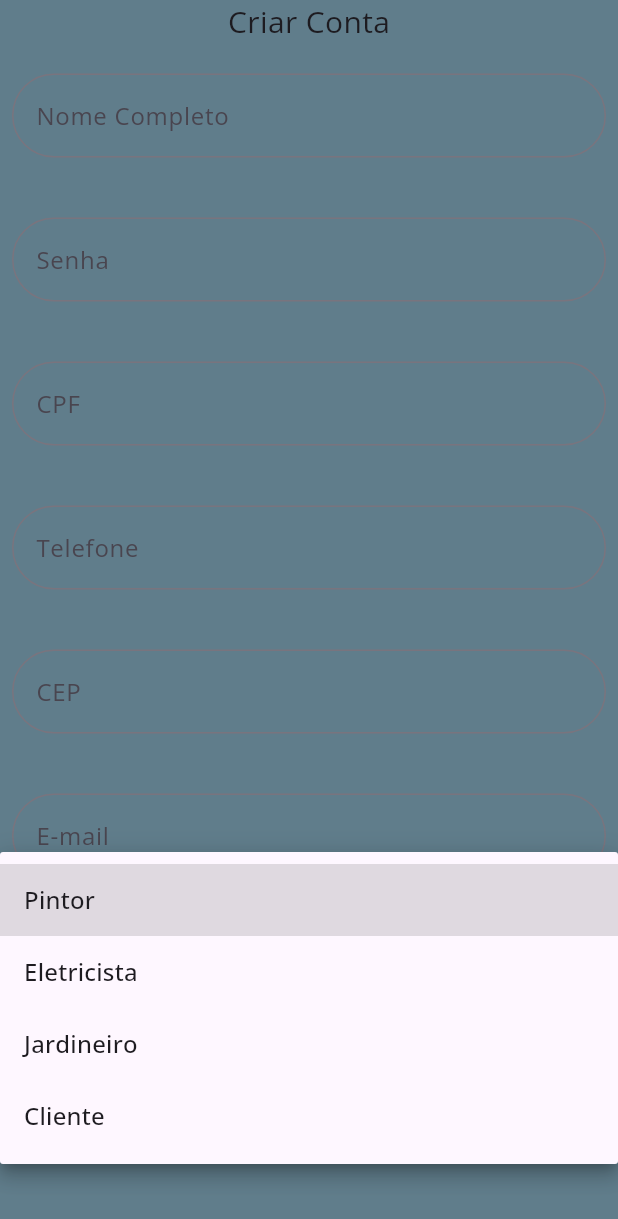
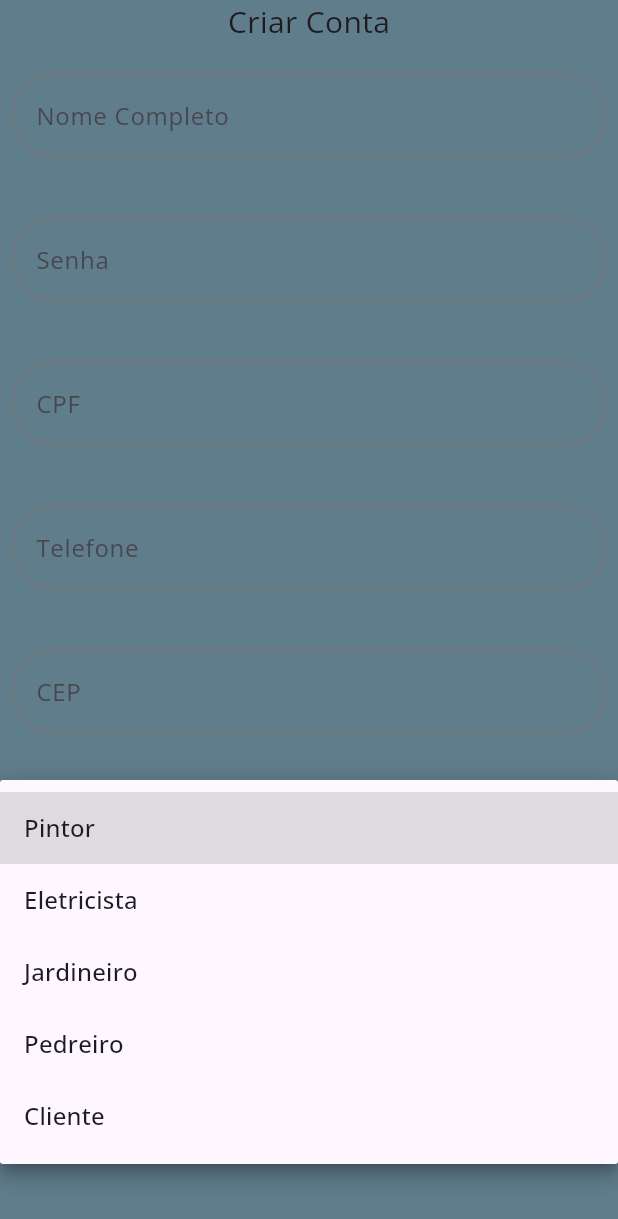
Before and after one commit to FabioPompolo/meindica, a Flutter app: the CreateAccount screen opened directly, after a tap on "Selecione sua profissão", on a phone screen of 412 x 824 dp. Shown: the top 1219 px of the screen. Run offline on Flutter 3.47's test engine with Material 3 defaults, Android fonts, the phone set to English and light mode, and no system bars; our stand-ins replace google_fonts; network calls fail.

Commit message:
troca profissões

```diff
--- a/lib/criar_conta.dart
+++ b/lib/criar_conta.dart
@@ -4,6 +4,7 @@ const List<String> list = <String>[
   'Pintor',
   'Eletricista',
   'Jardineiro',
+  'Pedreiro',
   'Cliente',
 ];
 
--- a/lib/inicio.dart
+++ b/lib/inicio.dart
@@ -41,7 +41,7 @@ final List<NearbyWorkerListItem> mockedList = [
           'https://pics.craiyon.com/2023-09-11/94f949721ac34f5394a8d1be63247fdc.webp',
       distance: 2.0,
       rating: 4,
-      category: 'mecânico')
+      category: 'Pedreiro')
 ];
 
 class ListScreen extends StatelessWidget {
--- a/lib/list_screen.dart
+++ b/lib/list_screen.dart
@@ -41,7 +41,7 @@ final List<NearbyWorkerListItem> mockedList = [
           'https://pics.craiyon.com/2023-09-11/94f949721ac34f5394a8d1be63247fdc.webp',
       distance: 2.0,
       rating: 4,
-      category: 'mecânico')
+      category: 'Pedreiro')
 ];
 
 class ListScreen extends StatelessWidget {
```
